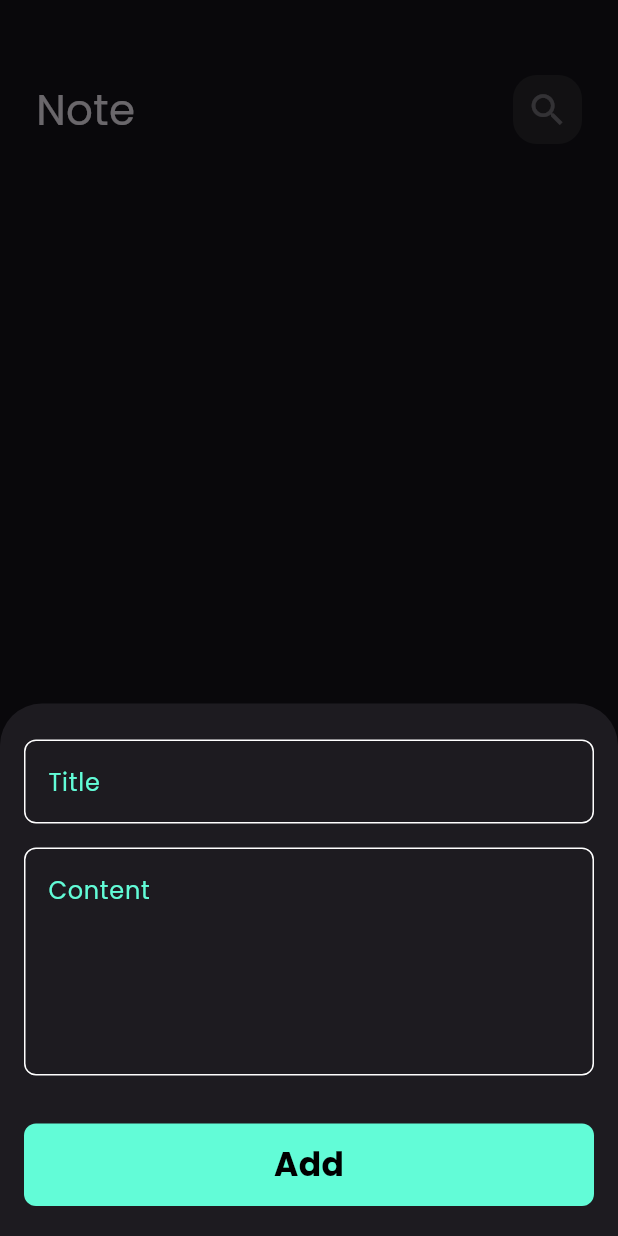
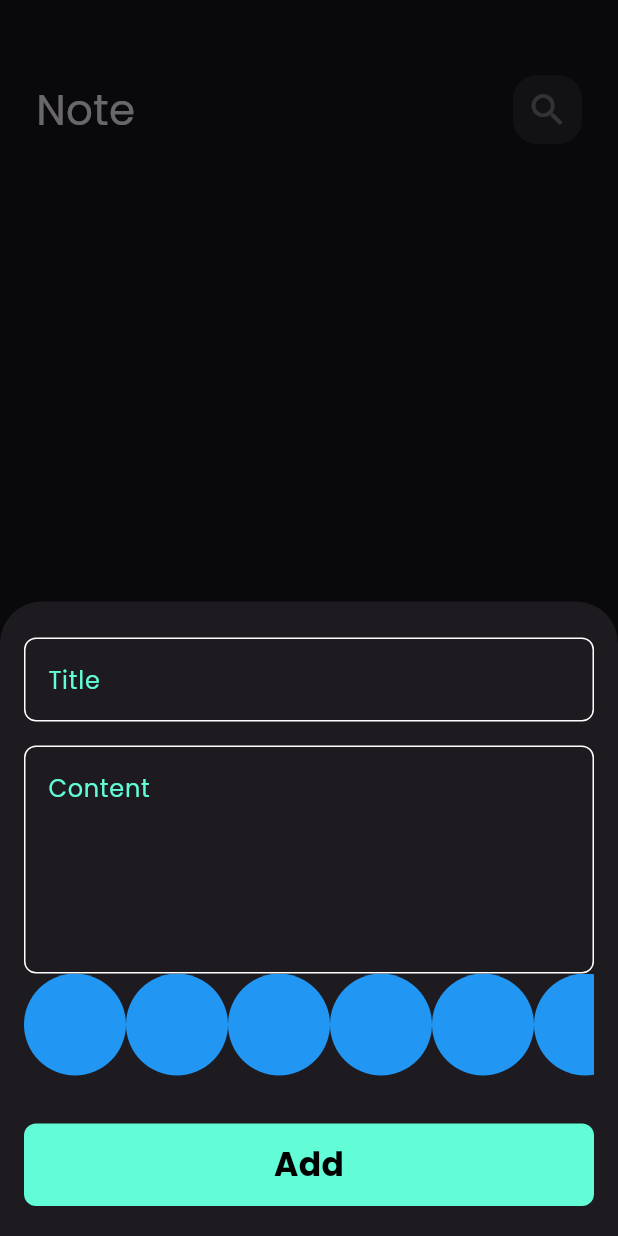
Before and after one commit to EmanMohamed7612/notes_app, a Flutter app: the screen it shows after launch, after a tap on the "add" icon, on a phone screen of 412 x 824 dp. Run offline on Flutter 3.47's test engine with Material 3 defaults, Android fonts, the phone set to English and light mode, and no system bars; our stand-ins replace bloc, flutter_bloc, font_awesome_flutter, hive, hive_flutter; accounts and stored records are empty.

Commit message:
create color list view part one

```diff
--- a/lib/views/edit_note_view.dart
+++ b/lib/views/edit_note_view.dart
@@ -1,6 +1,5 @@
 import 'package:flutter/material.dart';
 import 'package:notes_app/models/note_model.dart';
-import 'package:notes_app/widgets/custom_app_bar.dart';
 import 'package:notes_app/widgets/edit_view_body.dart';
 
 class EditNoteView extends StatelessWidget {
--- a/lib/widgets/add_note_form.dart
+++ b/lib/widgets/add_note_form.dart
@@ -3,6 +3,7 @@ import 'package:flutter_bloc/flutter_bloc.dart';
 import 'package:intl/intl.dart';
 import 'package:notes_app/cubits/add_note_cubit/add_note_cubit.dart';
 import 'package:notes_app/models/note_model.dart';
+import 'package:notes_app/widgets/colors_list_view.dart';
 import 'package:notes_app/widgets/custom_button.dart';
 import 'package:notes_app/widgets/custom_text_field.dart';
 
@@ -39,6 +40,7 @@ class _AddNoteFormState extends State<AddNoteForm> {
             hint: 'Content',
             maxLines: 5,
           ),
+          const ColorsListView(),
           const SizedBox(height: 32),
           BlocBuilder<AddNoteCubit, AddNoteState>(
             builder: (context, state) {
--- /dev/null
+++ b/lib/widgets/colors_list_view.dart
@@ -0,0 +1,28 @@
+import 'package:flutter/material.dart';
+
+class ColorsListView extends StatelessWidget {
+  const ColorsListView({super.key});
+
+  @override
+  Widget build(BuildContext context) {
+    return SizedBox(
+      height: 34 * 2,
+      child: ListView.builder(
+        itemCount: 10,
+        scrollDirection: Axis.horizontal,
+        itemBuilder: (context, index) {
+          return ColorItem();
+        },
+      ),
+    );
+  }
+}
+
+class ColorItem extends StatelessWidget {
+  const ColorItem({super.key});
+
+  @override
+  Widget build(BuildContext context) {
+    return CircleAvatar(radius: 34, backgroundColor: Colors.blue);
+  }
+}
```
